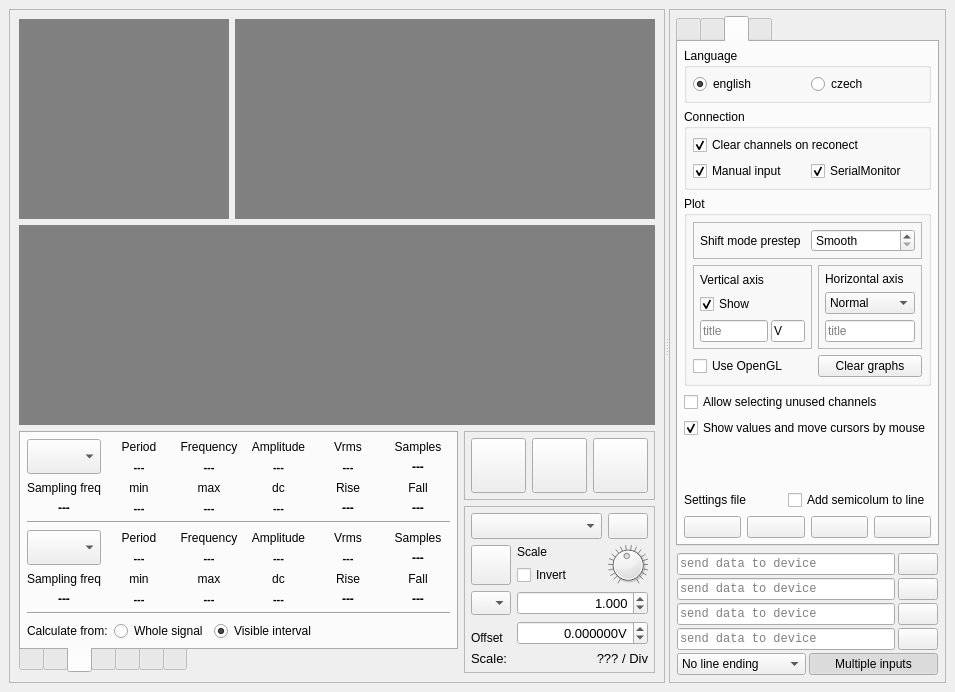
jirimaier/DataPlotter, file mainwindow.ui: the form before one commit.
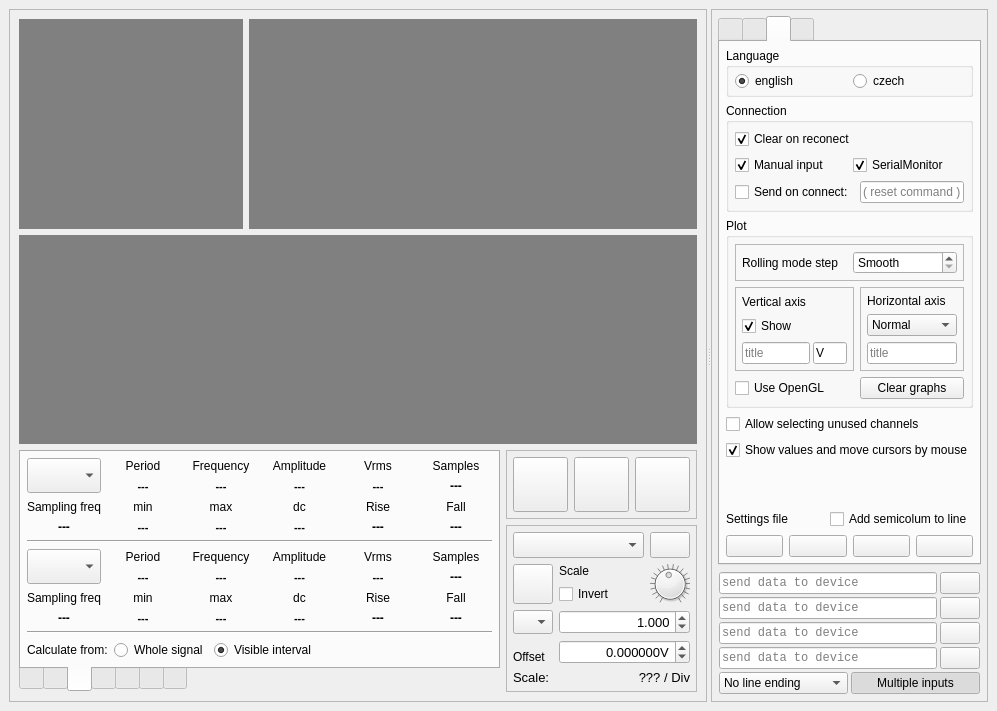
The form after the commit. The open tabs and pages were chosen to show the change. Icons and pictures are not drawn. Custom widgets are drawn as their Qt base class.

The edit to the form file:
```diff
--- a/mainwindow.ui
+++ b/mainwindow.ui
@@ -6,8 +6,8 @@
    <rect>
     <x>0</x>
     <y>0</y>
-    <width>955</width>
-    <height>692</height>
+    <width>997</width>
+    <height>711</height>
    </rect>
   </property>
   <property name="windowTitle">
@@ -2435,7 +2435,7 @@
                </widget>
               </item>
               <item>
-               <layout class="QHBoxLayout" name="horizontalLayout_15">
+               <layout class="QHBoxLayout" name="horizontalLayout_15" stretch="1,1,1,1000">
                 <item>
                  <widget class="QLabel" name="label_19">
                   <property name="text">
@@ -2461,17 +2461,14 @@
                  </widget>
                 </item>
                 <item>
-                 <spacer name="horizontalSpacer_4">
-                  <property name="orientation">
-                   <enum>Qt::Horizontal</enum>
+                 <widget class="QLabel" name="labelUpdateRate">
+                  <property name="text">
+                   <string/>
                   </property>
-                  <property name="sizeHint" stdset="0">
-                   <size>
-                    <width>40</width>
-                    <height>20</height>
-                   </size>
+                  <property name="alignment">
+                   <set>Qt::AlignRight|Qt::AlignTrailing|Qt::AlignVCenter</set>
                   </property>
-                 </spacer>
+                 </widget>
                 </item>
                </layout>
               </item>
@@ -5986,13 +5983,13 @@
                 <number>6</number>
                </property>
                <property name="topMargin">
-                <number>6</number>
+                <number>3</number>
                </property>
                <property name="rightMargin">
                 <number>6</number>
                </property>
                <property name="bottomMargin">
-                <number>6</number>
+                <number>3</number>
                </property>
                <item>
                 <widget class="QRadioButton" name="radioButtonEn">
@@ -6039,7 +6036,7 @@
               <property name="title">
                <string>Connection</string>
               </property>
-              <layout class="QGridLayout" name="gridLayout_17">
+              <layout class="QVBoxLayout" name="verticalLayout_27">
                <property name="leftMargin">
                 <number>6</number>
                </property>
@@ -6052,7 +6049,19 @@
                <property name="bottomMargin">
                 <number>6</number>
                </property>
-               <item row="1" column="0">
+               <item>
+                <widget class="QCheckBox" name="checkBoxClearOnReconnect">
+                 <property name="text">
+                  <string>Clear on reconect</string>
+                 </property>
+                 <property name="checked">
+                  <bool>true</bool>
+                 </property>
+                </widget>
+               </item>
+               <item>
+                <layout class="QHBoxLayout" name="horizontalLayout_29">
+                 <item>
                 <widget class="QCheckBox" name="checkBoxShowManualInput">
                  <property name="text">
                   <string>Manual input</string>
@@ -6062,7 +6071,7 @@
                  </property>
                 </widget>
                </item>
-               <item row="1" column="1">
+                 <item>
                 <widget class="QCheckBox" name="checkBoxSerialMonitor">
                  <property name="text">
                   <string>SerialMonitor</string>
@@ -6072,15 +6081,25 @@
                  </property>
                 </widget>
                </item>
-               <item row="0" column="0" colspan="2">
-                <widget class="QCheckBox" name="checkBoxClearOnReconnect">
+                </layout>
+               </item>
+               <item>
+                <layout class="QHBoxLayout" name="horizontalLayout_30">
+                 <item>
+                  <widget class="QCheckBox" name="checkBoxResetCmdEn">
                  <property name="text">
-                  <string>Clear channels on reconect</string>
-                 </property>
-                 <property name="checked">
-                  <bool>true</bool>
-                 </property>
-                </widget>
+                    <string>Send on connect:</string>
+                   </property>
+                  </widget>
+                 </item>
+                 <item>
+                  <widget class="QLineEdit" name="lineEditResetCmd">
+                   <property name="placeholderText">
+                    <string>( reset command )</string>
+                   </property>
+                  </widget>
+                 </item>
+                </layout>
                </item>
               </layout>
              </widget>
@@ -6291,7 +6310,7 @@
                   <item>
                    <widget class="QLabel" name="label_2">
                     <property name="text">
-                     <string>Shift mode prestep</string>
+                     <string>Rolling mode step</string>
                     </property>
                    </widget>
                   </item>
```
Left out of the diff: 20 changed lines with no effect on the pictures. Lines whose indentation alone changed are shown as unchanged.
